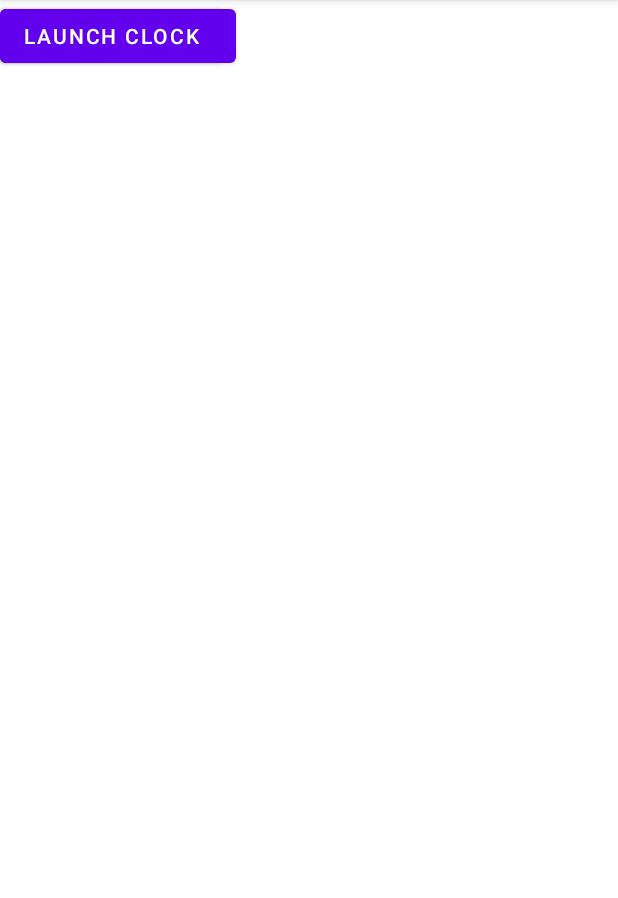
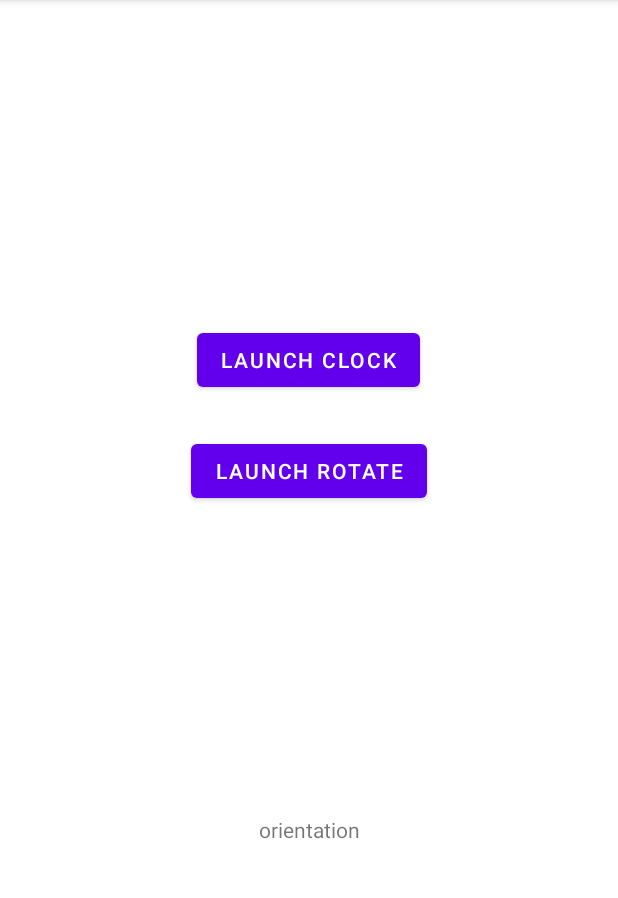
Before and after one commit to CSE-110-Winter-2023/cse-110-project-cse-110-team-22, an Android app: the screen it shows after launch (MainActivity), on a phone screen of 412 x 824 dp, the part 84-982 px from its top. Run offline under Robolectric (Android 15) with nearby library versions, the phone set to English and light mode, and no system bars.

Commit message:
Created OrientationService, still need to edit MainActivity

```diff
--- a/app/src/main/java/edu/ucsd/cse110/cse110lab4part5/MainActivity.java
+++ b/app/src/main/java/edu/ucsd/cse110/cse110lab4part5/MainActivity.java
@@ -5,13 +5,19 @@ import androidx.appcompat.app.AppCompatActivity;
 import android.content.Intent;
 import android.os.Bundle;
 import android.view.View;
+import android.widget.TextView;
 
 public class MainActivity extends AppCompatActivity {
+
+    private UserOrientationService orientationService;
 
     @Override
     protected void onCreate(Bundle savedInstanceState) {
         super.onCreate(savedInstanceState);
         setContentView(R.layout.activity_main);
+
+        orientationService = new UserOrientationService(this);
+        TextView txt = findViewById(R.id.orientationText);
     }
 
     public void goToRotate(View view) {
@@ -23,4 +29,10 @@ public class MainActivity extends AppCompatActivity {
         Intent intent = new Intent(this, ClockActivity.class);
         startActivity(intent);
     }
+
+    @Override
+    protected void onPause() {
+        super.onPause();
+        orientationService.unregisterSensorListeners();
+    }
 }
--- /dev/null
+++ b/app/src/main/java/edu/ucsd/cse110/cse110lab4part5/UserOrientationService.java
@@ -0,0 +1,116 @@
+package edu.ucsd.cse110.cse110lab4part5;
+
+import android.app.Activity;
+import android.content.Context;
+import android.hardware.Sensor;
+import android.hardware.SensorEvent;
+import android.hardware.SensorEventListener;
+import android.hardware.SensorManager;
+
+import androidx.lifecycle.LiveData;
+import androidx.lifecycle.MutableLiveData;
+
+public class UserOrientationService implements SensorEventListener {
+    private static UserOrientationService instance;
+    private final SensorManager sensorManager;
+    private float[] accelerometerReading;
+    private float[] magnetometerReading;
+    private MutableLiveData<Float> azimuth;
+
+    /**
+     * Constructor for Orientation Service
+     *
+     * @param activity Context needed to initiate SensorManager
+     */
+    protected UserOrientationService(Activity activity) {
+        this.azimuth = new MutableLiveData<>();
+        this.sensorManager = (SensorManager) activity.getSystemService(Context.SENSOR_SERVICE);
+// Register sensor listeners
+        this.registerSensorListeners();
+    }
+
+    private void registerSensorListeners() {
+// Register our listener to the accelerometer and magnetometer.
+// We need both pieces of data to compute the orientation!
+        sensorManager.registerListener(this,
+                sensorManager.getDefaultSensor(Sensor.TYPE_ACCELEROMETER),
+                SensorManager.SENSOR_DELAY_NORMAL);
+        sensorManager.registerListener(this,
+                sensorManager.getDefaultSensor(Sensor.TYPE_MAGNETIC_FIELD),
+                SensorManager.SENSOR_DELAY_NORMAL);
+    }
+
+    public static UserOrientationService singleton(Activity activity) {
+        if (instance == null) {
+            instance = new UserOrientationService(activity);
+        }
+        return instance;
+    }
+
+    /**
+     * This method is called when the sensor detects a change in value.
+     *
+     * @param event the event containing the values we need.
+     */
+    public void onSensorChanged(SensorEvent event) {
+        if (event.sensor.getType() == Sensor.TYPE_ACCELEROMETER) {
+            // If we only have this sensor, we can't compute the orientation with it alone.
+            // But we should still save it for later.
+            accelerometerReading = event.values;
+        }
+        if (event.sensor.getType() == Sensor.TYPE_MAGNETIC_FIELD) {
+            // If we only have this sensor, we can't compute the orientation with it alone.
+            // But we should still save it for later.
+            magnetometerReading = event.values;
+        }
+        if (accelerometerReading != null && magnetometerReading != null) {
+            // We have both sensors, so we can compute the orientation!
+            onBothSensorDataAvailable();
+        }
+    }
+
+    @Override
+    public void onAccuracyChanged(Sensor sensor, int accuracy) {
+
+    }
+
+    /**
+     * Called when we have readings for both sensors.
+     */
+    private void onBothSensorDataAvailable() {
+        // Discount contract checking. Think Design by Contract!
+        if (accelerometerReading == null || magnetometerReading == null) {
+            throw new IllegalStateException("Both sensors must be available to compute orientation.");
+        }
+
+        float[] r = new float[9];
+        float[] i = new float[9];
+        // Now we do some linear algebra magic using the two sensor readings.
+        boolean success = SensorManager.getRotationMatrix(r, i, accelerometerReading, magnetometerReading);
+        // Did it work?
+        if(success == true) {
+            // Ok we're good to go!
+            float[] orientation = new float[3];
+            SensorManager.getOrientation(r, orientation);
+            // Orientation now contains in order: azimuth, pitch and roll.
+            // These are coordinates in a 3D space commonly used by aircraft...
+            // but we only care about azimuth.
+            // Azimuth is the angle between the magnetic north pole and the y-axis,
+            // around the z-axis (- to π).
+            // An azimuth of 0 means that the device is pointed north, and means it's pointed south.
+            // π/2 means it's pointed east, and 3π/2 means it's pointed west.
+            this.azimuth.postValue(orientation[0]);
+        }
+    }
+
+    public void unregisterSensorListeners() {
+        sensorManager.unregisterListener(this);
+    }
+    public LiveData<Float> getOrientation() {
+        return this.azimuth;
+    }
+    public void setMockOrientationSource(MutableLiveData<Float> mockDataSource) {
+        unregisterSensorListeners();
+        this.azimuth = mockDataSource;
+    }
+}
--- a/app/src/main/res/layout/activity_main.xml
+++ b/app/src/main/res/layout/activity_main.xml
@@ -12,8 +12,11 @@
         android:layout_height="wrap_content"
         android:onClick="goToRotate"
         android:text="Launch Rotate"
-        tools:layout_editor_absoluteX="126dp"
-        tools:layout_editor_absoluteY="408dp" />
+        app:layout_constraintBottom_toBottomOf="parent"
+        app:layout_constraintEnd_toEndOf="parent"
+        app:layout_constraintStart_toStartOf="parent"
+        app:layout_constraintTop_toBottomOf="@+id/buttonRotate"
+        app:layout_constraintVertical_bias="0.057" />
 
     <Button
         android:id="@+id/buttonRotate"
@@ -21,7 +24,21 @@
         android:layout_height="wrap_content"
         android:onClick="goToClock"
         android:text="Launch Clock"
-        tools:layout_editor_absoluteX="126dp"
-        tools:layout_editor_absoluteY="250dp" />
+        app:layout_constraintBottom_toBottomOf="parent"
+        app:layout_constraintEnd_toEndOf="parent"
+        app:layout_constraintHorizontal_bias="0.498"
+        app:layout_constraintStart_toStartOf="parent"
+        app:layout_constraintTop_toTopOf="parent"
+        app:layout_constraintVertical_bias="0.3" />
+
+    <TextView
+        android:id="@+id/orientationText"
+        android:layout_width="wrap_content"
+        android:layout_height="wrap_content"
+        android:text="orientation"
+        app:layout_constraintBottom_toBottomOf="parent"
+        app:layout_constraintEnd_toEndOf="parent"
+        app:layout_constraintStart_toStartOf="parent"
+        app:layout_constraintTop_toBottomOf="@+id/buttonClock" />
 
 </androidx.constraintlayout.widget.ConstraintLayout>
```
